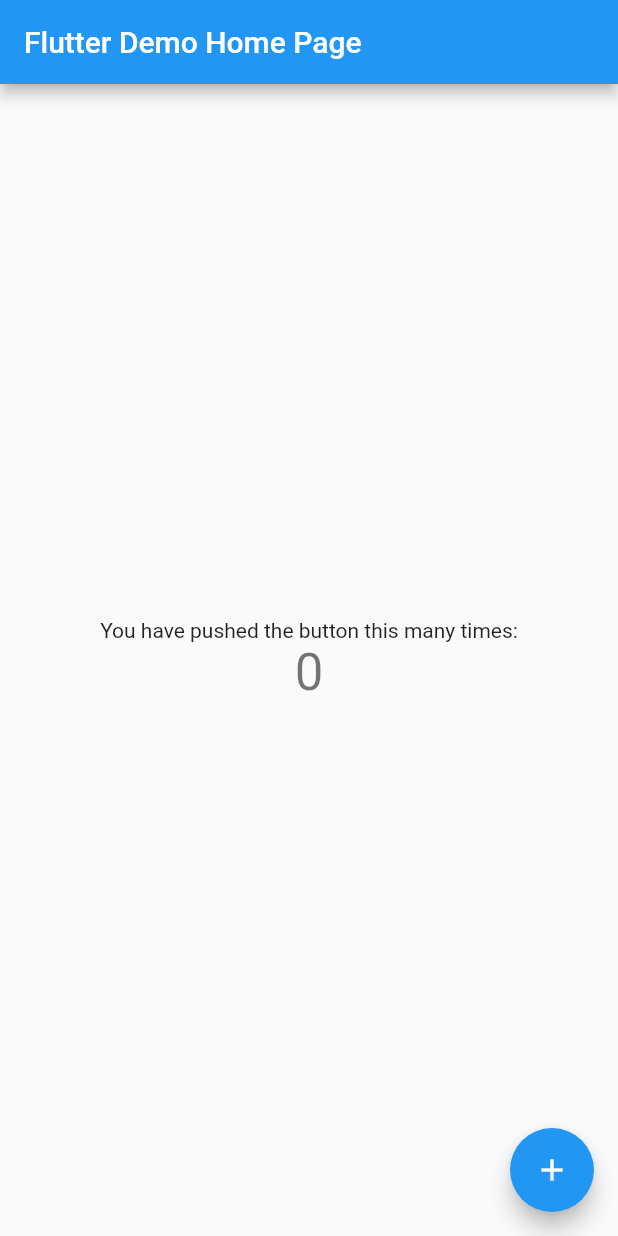
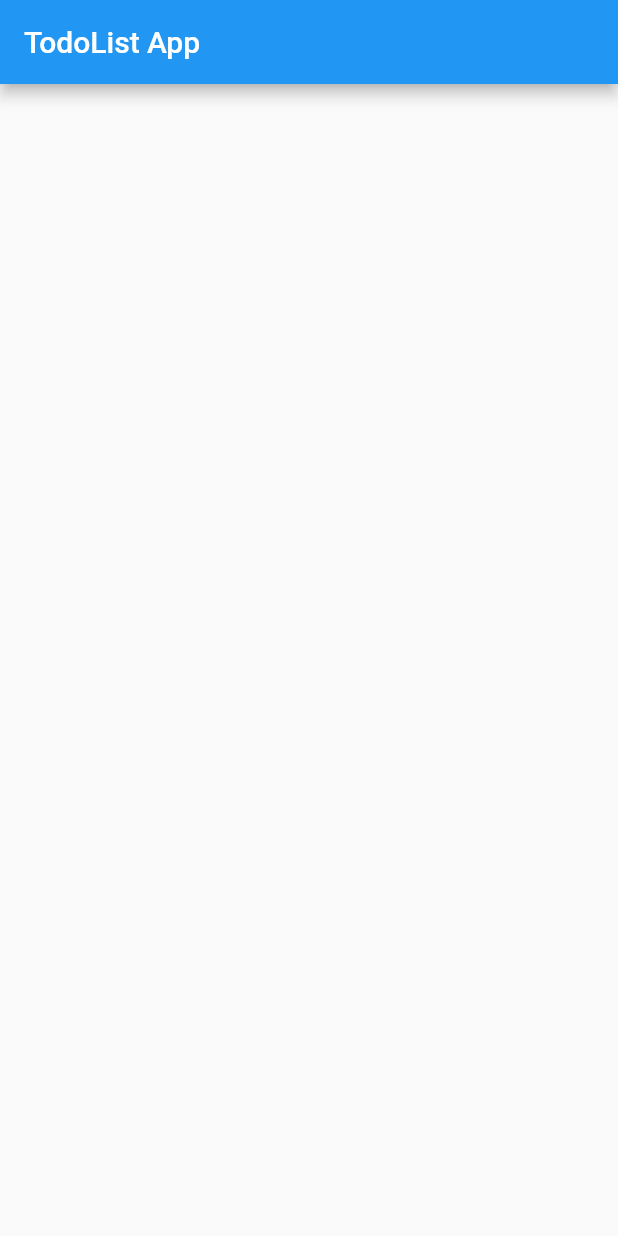
Before and after one commit to ab-rohman/flutter_todo_sqflite, a Flutter app: the screen it shows after launch, on a phone screen of 412 x 824 dp. Run offline on Flutter 3.47's test engine with Material 2 defaults, Android fonts, the phone set to English and light mode, and no system bars.

Commit message:
add HomeScreen

```diff
--- a/lib/main.dart
+++ b/lib/main.dart
@@ -1,4 +1,5 @@
 import 'package:flutter/material.dart';
+import 'package:flutter_todo_sqflite/screen/home_screen.dart';
 
 void main() {
   runApp(const MyApp());
@@ -12,104 +13,11 @@
   Widget build(BuildContext context) {
     return MaterialApp(
       title: 'Flutter Demo',
+      debugShowCheckedModeBanner: false,
       theme: ThemeData(
-        // This is the theme of your application.
-        //
-        // Try running your application with "flutter run". You'll see the
-        // application has a blue toolbar. Then, without quitting the app, try
-        // changing the primarySwatch below to Colors.green and then invoke
-        // "hot reload" (press "r" in the console where you ran "flutter run",
-        // or simply save your changes to "hot reload" in a Flutter IDE).
-        // Notice that the counter didn't reset back to zero; the application
-        // is not restarted.
         primarySwatch: Colors.blue,
       ),
-      home: const MyHomePage(title: 'Flutter Demo Home Page'),
+      home: HomeScreen(),
     );
   }
 }
-
-class MyHomePage extends StatefulWidget {
-  const MyHomePage({Key? key, required this.title}) : super(key: key);
-
-  // This widget is the home page of your application. It is stateful, meaning
-  // that it has a State object (defined below) that contains fields that affect
-  // how it looks.
-
-  // This class is the configuration for the state. It holds the values (in this
-  // case the title) provided by the parent (in this case the App widget) and
-  // used by the build method of the State. Fields in a Widget subclass are
-  // always marked "final".
-
-  final String title;
-
-  @override
-  State<MyHomePage> createState() => _MyHomePageState();
-}
-
-class _MyHomePageState extends State<MyHomePage> {
-  int _counter = 0;
-
-  void _incrementCounter() {
-    setState(() {
-      // This call to setState tells the Flutter framework that something has
-      // changed in this State, which causes it to rerun the build method below
-      // so that the display can reflect the updated values. If we changed
-      // _counter without calling setState(), then the build method would not be
-      // called again, and so nothing would appear to happen.
-      _counter++;
-    });
-  }
-
-  @override
-  Widget build(BuildContext context) {
-    // This method is rerun every time setState is called, for instance as done
-    // by the _incrementCounter method above.
-    //
-    // The Flutter framework has been optimized to make rerunning build methods
-    // fast, so that you can just rebuild anything that needs updating rather
-    // than having to individually change instances of widgets.
-    return Scaffold(
-      appBar: AppBar(
-        // Here we take the value from the MyHomePage object that was created by
-        // the App.build method, and use it to set our appbar title.
-        title: Text(widget.title),
-      ),
-      body: Center(
-        // Center is a layout widget. It takes a single child and positions it
-        // in the middle of the parent.
-        child: Column(
-          // Column is also a layout widget. It takes a list of children and
-          // arranges them vertically. By default, it sizes itself to fit its
-          // children horizontally, and tries to be as tall as its parent.
-          //
-          // Invoke "debug painting" (press "p" in the console, choose the
-          // "Toggle Debug Paint" action from the Flutter Inspector in Android
-          // Studio, or the "Toggle Debug Paint" command in Visual Studio Code)
-          // to see the wireframe for each widget.
-          //
-          // Column has various properties to control how it sizes itself and
-          // how it positions its children. Here we use mainAxisAlignment to
-          // center the children vertically; the main axis here is the vertical
-          // axis because Columns are vertical (the cross axis would be
-          // horizontal).
-          mainAxisAlignment: MainAxisAlignment.center,
-          children: <Widget>[
-            const Text(
-              'You have pushed the button this many times:',
-            ),
-            Text(
-              '$_counter',
-              style: Theme.of(context).textTheme.headline4,
-            ),
-          ],
-        ),
-      ),
-      floatingActionButton: FloatingActionButton(
-        onPressed: _incrementCounter,
-        tooltip: 'Increment',
-        child: const Icon(Icons.add),
-      ), // This trailing comma makes auto-formatting nicer for build methods.
-    );
-  }
-}
--- /dev/null
+++ b/lib/screen/home_screen.dart
@@ -0,0 +1,19 @@
+import 'package:flutter/material.dart';
+
+class HomeScreen extends StatefulWidget {
+  const HomeScreen({Key? key}) : super(key: key);
+
+  @override
+  _HomeScreenState createState() => _HomeScreenState();
+}
+
+class _HomeScreenState extends State<HomeScreen> {
+  @override
+  Widget build(BuildContext context) {
+    return Scaffold(
+      appBar: AppBar(
+        title: Text("TodoList App"),
+      ),
+    );
+  }
+}
```
